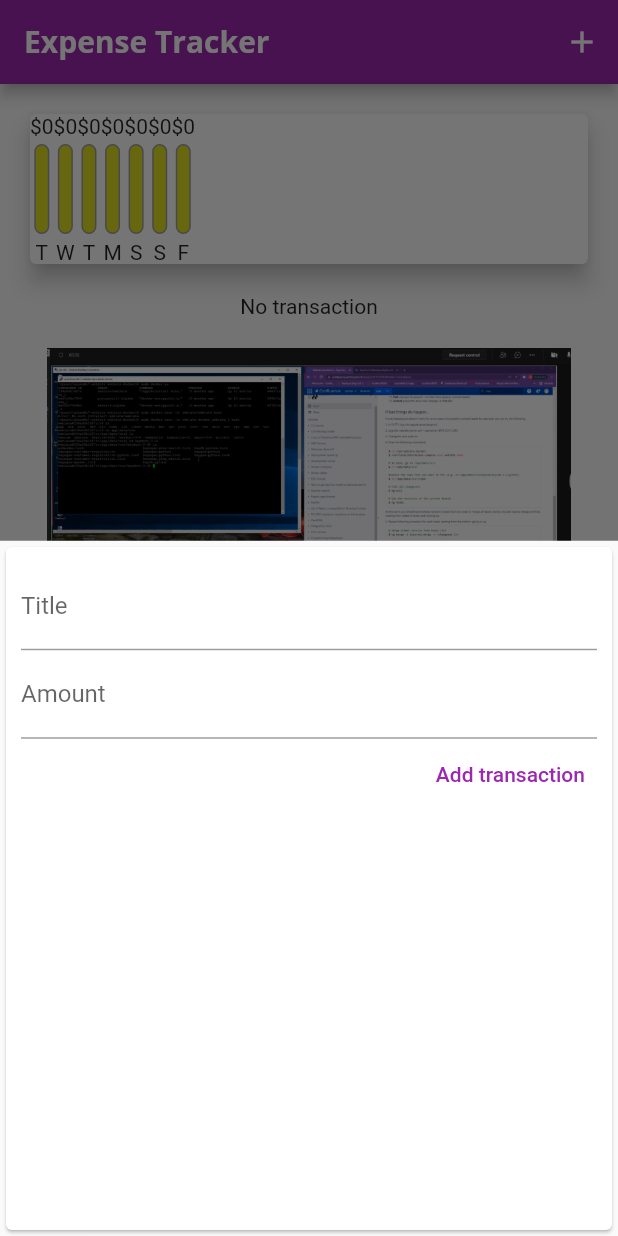
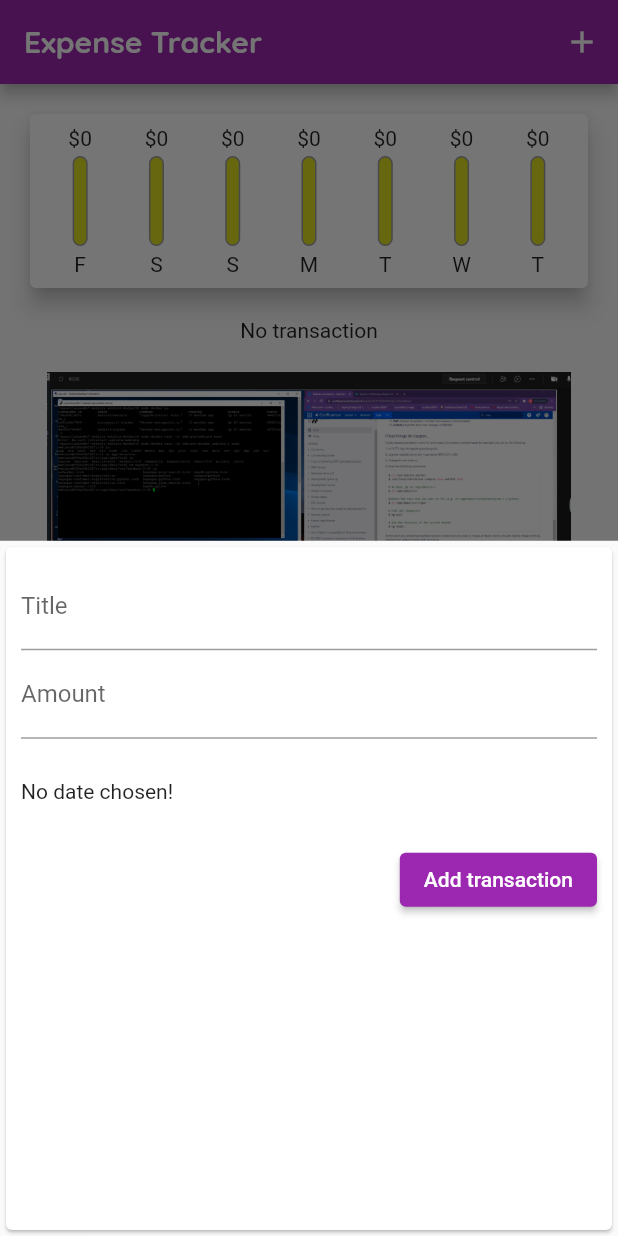
Before and after one commit to bechersydney/flutter_expense_tracker, a Flutter app: the screen it shows after launch, after a tap on the "add" icon, on a phone screen of 412 x 824 dp. Run offline on Flutter 3.47's test engine with Material 2 defaults, Android fonts, the phone set to English and light mode, and no system bars.

Commit message:
final expense tracker

```diff
--- a/lib/chart.dart
+++ b/lib/chart.dart
@@ -22,7 +22,7 @@ class Chart extends StatelessWidget {
         'day': DateFormat.E().format(weekday).substring(0, 1),
         'amount': sum
       };
-    });
+    }).reversed.toList();
   }
 
   double get totalSpending {
@@ -36,13 +36,23 @@ class Chart extends StatelessWidget {
     return Card(
       elevation: 6,
       margin: const EdgeInsets.all(20),
-      child: Row(
-          children: groupedTransaction.map((tx) {
-        return ChartBar(
-            label: tx['day'].toString(),
-            amount: (tx['amount'] as double ),
-            spendingPicTotal: totalSpending == 0 ? 0.0 : (tx['amount'] as double) / totalSpending);
-      }).toList()),
+      child: Padding(
+        padding: const EdgeInsets.all(8.0),
+        child: Row(
+            mainAxisAlignment: MainAxisAlignment.spaceAround,
+            children: groupedTransaction.map(
+              (tx) {
+                return Expanded(
+                  child: ChartBar(
+                      label: tx['day'].toString(),
+                      amount: (tx['amount'] as double),
+                      spendingPicTotal: totalSpending == 0
+                          ? 0.0
+                          : (tx['amount'] as double) / totalSpending),
+                );
+              },
+            ).toList()),
+      ),
     );
   }
 }
--- a/lib/chart_bar.dart
+++ b/lib/chart_bar.dart
@@ -15,7 +15,13 @@ class ChartBar extends StatelessWidget {
   Widget build(BuildContext context) {
     return Column(
       children: [
-        Text('\$${amount.toStringAsFixed(0)}'),
+        Container(
+          height: 16,
+          child: FittedBox(
+            child: Text('\$${amount.toStringAsFixed(0)}'),
+            fit: BoxFit.contain,
+          ),
+        ),
         const SizedBox(
           height: 4,
         ),
--- a/lib/main.dart
+++ b/lib/main.dart
@@ -23,7 +23,7 @@ class MyApp extends StatelessWidget {
         accentColor: Colors.amber,
         textTheme: ThemeData.light().textTheme.copyWith(
             headline4: const TextStyle(
-                fontFamily: 'OpenSans',
+                fontFamily: 'QuickSand',
                 fontSize: 18,
                 fontWeight: FontWeight.bold)),
         fontFamily: 'QuickSand',
@@ -32,7 +32,7 @@ class MyApp extends StatelessWidget {
               .textTheme
               .copyWith(
                 headline6: const TextStyle(
-                    fontFamily: 'OpenSans',
+                    fontFamily: 'QuickSand',
                     fontSize: 20,
                     fontWeight: FontWeight.bold),
               )
@@ -52,16 +52,14 @@ class HomePage extends StatefulWidget {
 }
 
 class _HomePageState extends State<HomePage> {
-  final List<Transaction> _userTransactions = [
+  final List<Transaction> _userTransactions = [];
 
-  ];
-
-  void _addNewTransaction(String title, double amount) {
+  void _addNewTransaction(String title, double amount, DateTime date) {
     final newTx = Transaction(
       id: DateTime.now().toString(),
       title: title,
       amount: amount,
-      transactionDate: DateTime.now(),
+      transactionDate: date,
     );
     setState(() {
       _userTransactions.add(newTx);
@@ -91,6 +89,11 @@ class _HomePageState extends State<HomePage> {
     }).toList();
   }
 
+  void _deleteTransaction(String id) {
+    setState(() {
+      _userTransactions.removeWhere((tx)=> tx.id == id );
+    });
+  }
 
   @override
   Widget build(BuildContext context) {
@@ -111,7 +114,7 @@ class _HomePageState extends State<HomePage> {
         crossAxisAlignment: CrossAxisAlignment.stretch,
         children: [
           Chart(recentTransaction),
-          TransactionList(_userTransactions),
+          TransactionList(_userTransactions, _deleteTransaction),
         ],
       ),
       floatingActionButtonLocation: FloatingActionButtonLocation.centerFloat,
--- a/lib/new_transaction.dart
+++ b/lib/new_transaction.dart
@@ -1,4 +1,5 @@
 import 'package:flutter/material.dart';
+import 'package:intl/intl.dart';
 
 class NewTransaction extends StatefulWidget {
   final Function _addTransaction;
@@ -10,20 +11,34 @@ class NewTransaction extends StatefulWidget {
 }
 
 class _NewTransactionState extends State<NewTransaction> {
-  final titleController = TextEditingController();
+  final _titleController = TextEditingController();
+  final _amountController = TextEditingController();
+  dynamic _pickedDate;
 
-  final amountController = TextEditingController();
-
-  void _submitData() async{
-    final enteredTitle = titleController.text;
-    final enteredAmount = double.parse(amountController.text);
-    if (enteredTitle.isEmpty || enteredAmount < 0) {
+  void _submitData() async {
+    final _enteredTitle = _titleController.text;
+    final _enteredAmount = double.parse(_amountController.text);
+    if (_enteredTitle.isEmpty || _enteredAmount < 0 || _pickedDate == null) {
       return;
     }
     // widget is used to access data from the main/parent class of this state
-    await widget._addTransaction(enteredTitle, enteredAmount);
+    await widget._addTransaction(_enteredTitle, _enteredAmount, _pickedDate);
     // close the upper screen
     Navigator.of(context).pop();
+  }
+
+  void _openDatePicker() {
+    showDatePicker(
+      context: context,
+      initialDate: DateTime.now(),
+      firstDate: DateTime(2022),
+      lastDate: DateTime.now(),
+    ).then((pickedDate) {
+      if (pickedDate == null) return;
+      setState(() {
+        _pickedDate = pickedDate;
+      });
+    });
   }
 
   @override
@@ -36,22 +51,35 @@ class _NewTransactionState extends State<NewTransaction> {
           children: [
             TextField(
               decoration: const InputDecoration(labelText: 'Title'),
-              controller: titleController,
+              controller: _titleController,
             ),
             TextField(
               decoration: const InputDecoration(labelText: 'Amount'),
-              controller: amountController,
+              controller: _amountController,
               keyboardType: const TextInputType.numberWithOptions(
                 decimal: true,
               ),
               onSubmitted: (_) => _submitData(),
             ),
-            TextButton(
+            Container(
+              height: 70,
+              child: Row(
+                children: [
+                  Expanded(
+                    child: Text(_pickedDate == null
+                        ? 'No date chosen!'
+                        : DateFormat.yMMMd().format(_pickedDate)),
+                  ),
+                  IconButton(
+                    onPressed: _openDatePicker,
+                    icon: const Icon(Icons.calendar_month_outlined),
+                  )
+                ],
+              ),
+            ),
+            ElevatedButton(
               onPressed: _submitData,
               child: const Text('Add transaction'),
-              style: TextButton.styleFrom(
-                primary: Colors.purple,
-              ),
             )
           ],
         ),
```
Also changed, not shown: lib/transaction_list.dart (+68 -36 lines).
